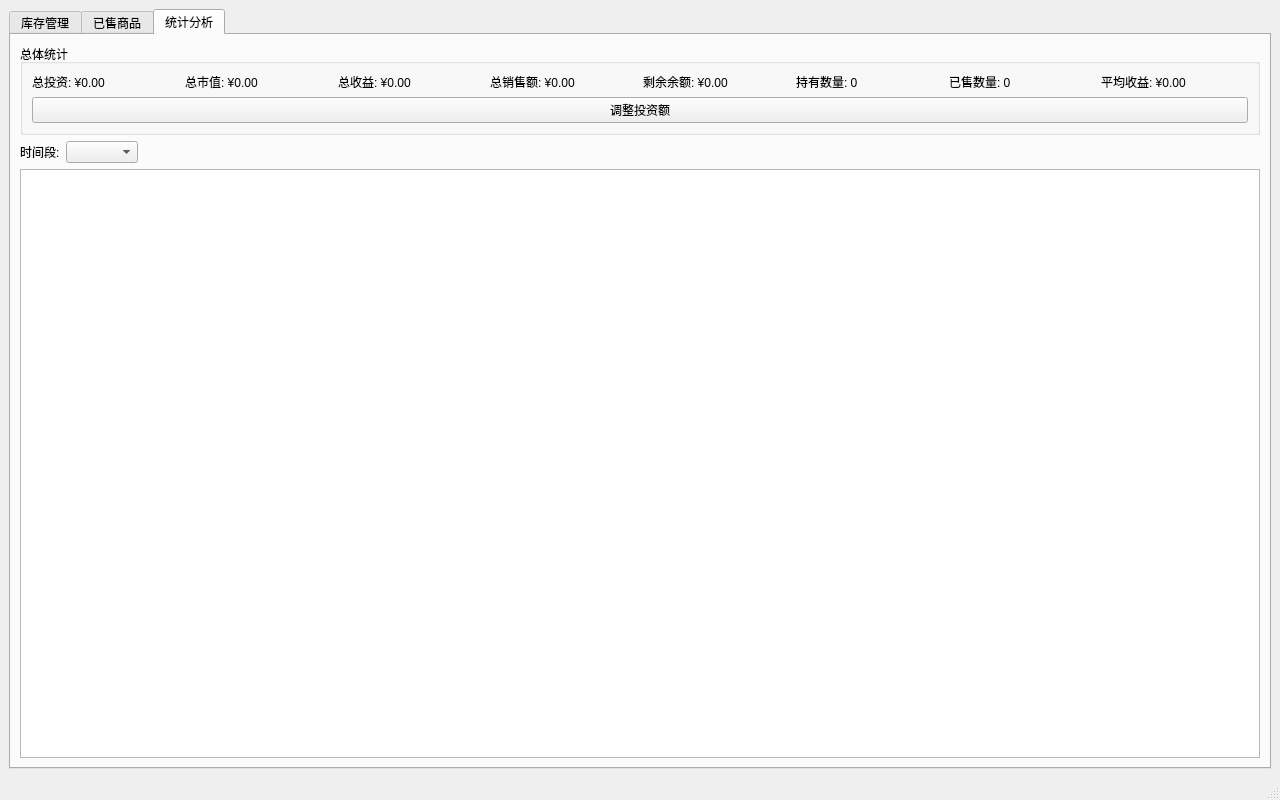
Qt form views/ui/main_window.ui (ZYitao/CS2) before a commit.
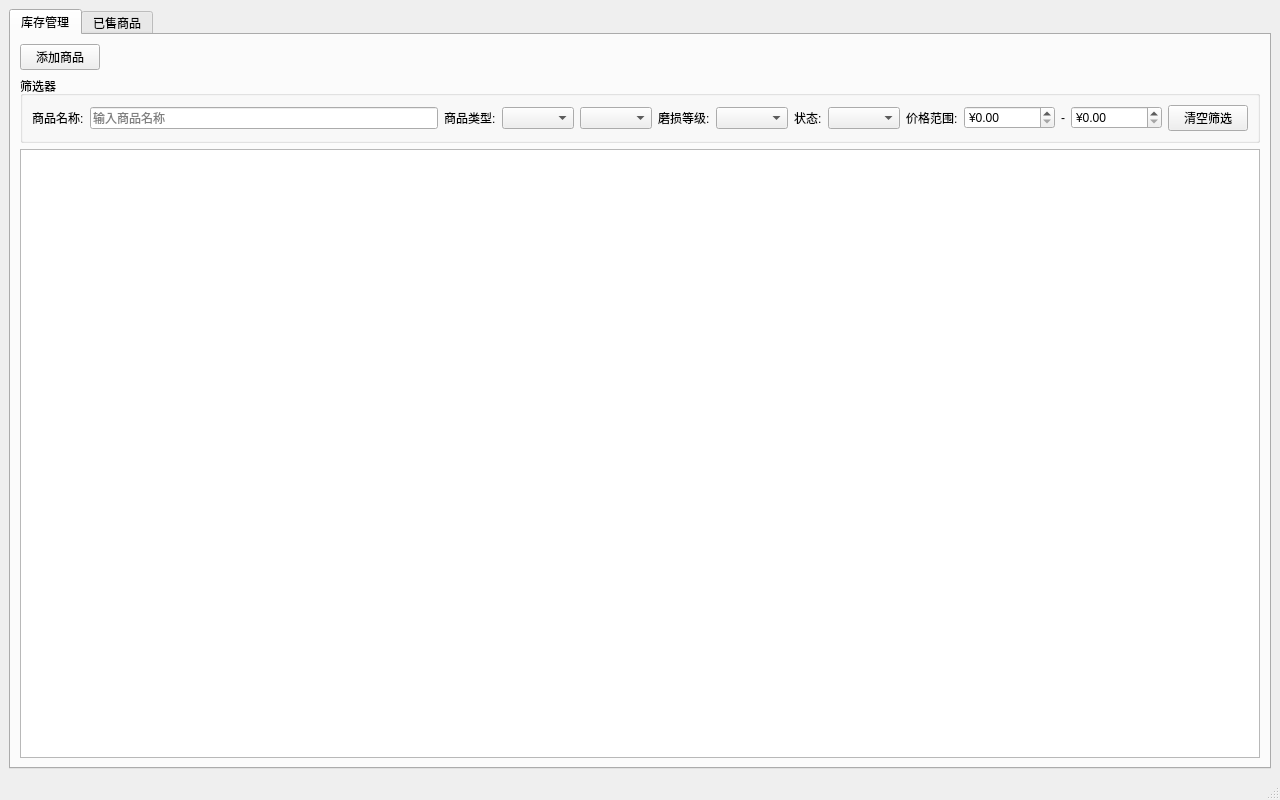
The same form after that commit. The open tabs and pages were chosen to show the change.

Commit message: 删除分析数据代码

Diff of the .ui file:
```diff
--- a/views/ui/main_window.ui
+++ b/views/ui/main_window.ui
@@ -202,123 +202,6 @@
         </item>
        </layout>
       </widget>
-      <widget class="QWidget" name="tab_analytics">
-       <attribute name="title">
-        <string>统计分析</string>
-       </attribute>
-       <layout class="QVBoxLayout" name="verticalLayout_4">
-        <item>
-         <widget class="QGroupBox" name="stats_group">
-          <property name="title">
-           <string>总体统计</string>
-          </property>
-          <layout class="QVBoxLayout" name="verticalLayout_5">
-           <item>
-            <layout class="QHBoxLayout" name="stats_layout">
-             <item>
-              <widget class="QLabel" name="total_investment_label">
-               <property name="text">
-                <string>总投资: ¥0.00</string>
-               </property>
-              </widget>
-             </item>
-             <item>
-              <widget class="QLabel" name="total_value_label">
-               <property name="text">
-                <string>总市值: ¥0.00</string>
-               </property>
-              </widget>
-             </item>
-             <item>
-              <widget class="QLabel" name="total_profit_label">
-               <property name="text">
-                <string>总收益: ¥0.00</string>
-               </property>
-              </widget>
-             </item>
-             <item>
-              <widget class="QLabel" name="total_sales_label">
-               <property name="text">
-                <string>总销售额: ¥0.00</string>
-               </property>
-              </widget>
-             </item>
-             <item>
-              <widget class="QLabel" name="remaining_balance_label">
-               <property name="text">
-                <string>剩余余额: ¥0.00</string>
-               </property>
-              </widget>
-             </item>
-             <item>
-              <widget class="QLabel" name="item_count_label">
-               <property name="text">
-                <string>持有数量: 0</string>
-               </property>
-              </widget>
-             </item>
-             <item>
-              <widget class="QLabel" name="sold_count_label">
-               <property name="text">
-                <string>已售数量: 0</string>
-               </property>
-              </widget>
-             </item>
-             <item>
-              <widget class="QLabel" name="avg_profit_label">
-               <property name="text">
-                <string>平均收益: ¥0.00</string>
-               </property>
-              </widget>
-             </item>
-            </layout>
-           </item>
-           <item>
-            <layout class="QHBoxLayout" name="buttons_layout">
-             <item>
-              <widget class="QPushButton" name="btn_adjust_investment">
-               <property name="text">
-                <string>调整投资额</string>
-               </property>
-              </widget>
-             </item>
-            </layout>
-           </item>
-          </layout>
-         </widget>
-        </item>
-        <item>
-         <layout class="QHBoxLayout" name="period_layout">
-          <item>
-           <widget class="QLabel" name="label_5">
-            <property name="text">
-             <string>时间段:</string>
-            </property>
-           </widget>
-          </item>
-          <item>
-           <widget class="QComboBox" name="period_combo"/>
-          </item>
-          <item>
-           <spacer name="horizontalSpacer_2">
-            <property name="orientation">
-             <enum>Qt::Horizontal</enum>
-            </property>
-            <property name="sizeHint" stdset="0">
-             <size>
-              <width>40</width>
-              <height>20</height>
-             </size>
-            </property>
-           </spacer>
-          </item>
-         </layout>
-        </item>
-        <item>
-         <widget class="QTableWidget" name="analytics_table"/>
-        </item>
-       </layout>
-      </widget>
      </widget>
     </item>
    </layout>
```
The commit also changes 6 other files.
